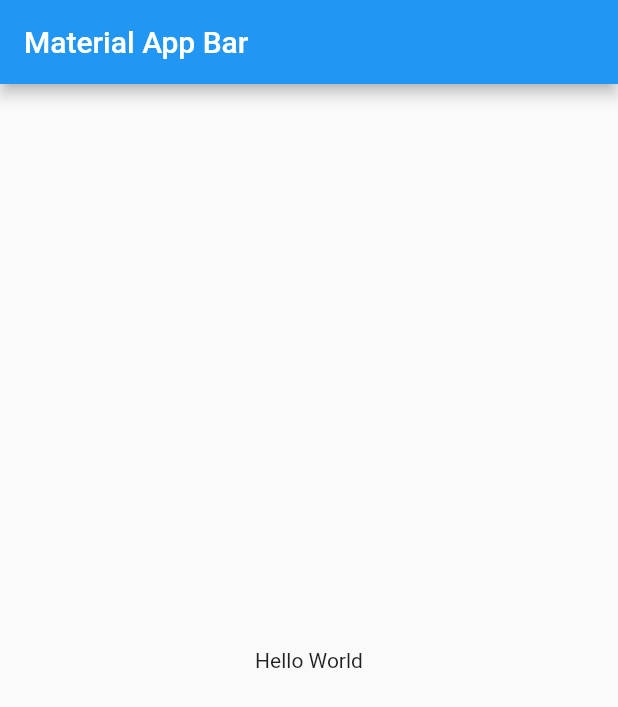
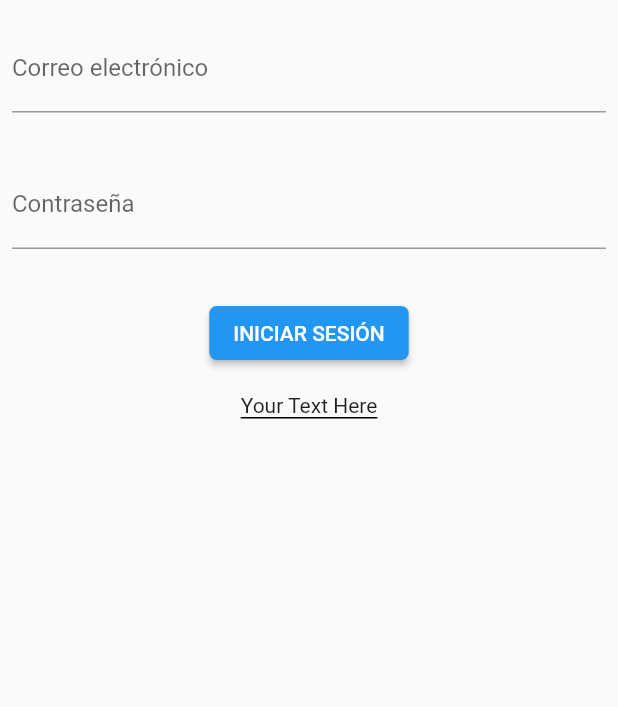
Before and after one commit to carlatalamantes/rides-iteso, a Flutter app: the screen it shows after launch, on a phone screen of 412 x 824 dp. Shown: the top 707 px of the screen. Run offline on Flutter 3.47's test engine with Material 2 defaults, Android fonts, the phone set to English and light mode, and no system bars.

Commit message:
Login page

```diff
--- /dev/null
+++ b/lib/login/loginPage.dart
@@ -0,0 +1,61 @@
+import 'package:flutter/material.dart';
+
+class LoginPage extends StatefulWidget {
+  LoginPage({Key? key}) : super(key: key);
+
+  @override
+  _LoginPageState createState() => _LoginPageState();
+}
+
+class _LoginPageState extends State<LoginPage> {
+  @override
+  Widget build(BuildContext context) {
+    return Scaffold(
+        body: Container(
+      child: Column(
+        children: [
+          Padding(
+            padding: const EdgeInsets.symmetric(horizontal: 8, vertical: 16),
+            child: TextFormField(
+              decoration: const InputDecoration(
+                border: UnderlineInputBorder(),
+                labelText: 'Correo electrónico',
+              ),
+            ),
+          ),
+          Padding(
+            padding: const EdgeInsets.symmetric(horizontal: 8, vertical: 16),
+            child: TextFormField(
+              decoration: const InputDecoration(
+                border: UnderlineInputBorder(),
+                labelText: 'Contraseña',
+              ),
+            ),
+          ),
+          Padding(
+            padding: const EdgeInsets.symmetric(horizontal: 8, vertical: 16),
+            child: ElevatedButton(
+              style: ElevatedButton.styleFrom(
+                shape: RoundedRectangleBorder(
+                  borderRadius: BorderRadius.circular(5),
+                ),
+              ),
+              onPressed: () {},
+              child: const Text('INICIAR SESIÓN'),
+            ),
+          ),
+          Container(
+            child: Text(
+              'Your Text Here',
+            ),
+            decoration: BoxDecoration(
+              border: Border(
+                bottom: BorderSide(color: Colors.black),
+              ),
+            ),
+          ),
+        ],
+      ),
+    ));
+  }
+}
--- a/lib/main.dart
+++ b/lib/main.dart
@@ -1,4 +1,5 @@
 import 'package:flutter/material.dart';
+import 'package:rides_iteso/login/loginPage.dart';
 
 void main() => runApp(const MyApp());
 
@@ -7,16 +8,6 @@ class MyApp extends StatelessWidget {
 
   @override
   Widget build(BuildContext context) {
-    return MaterialApp(
-      title: 'Material App',
-      home: Scaffold(
-        appBar: AppBar(
-          title: const Text('Material App Bar'),
-        ),
-        body: const Center(
-          child: Text('Hello World'),
-        ),
-      ),
-    );
+    return MaterialApp(title: 'Material App', home: LoginPage());
   }
 }
```
